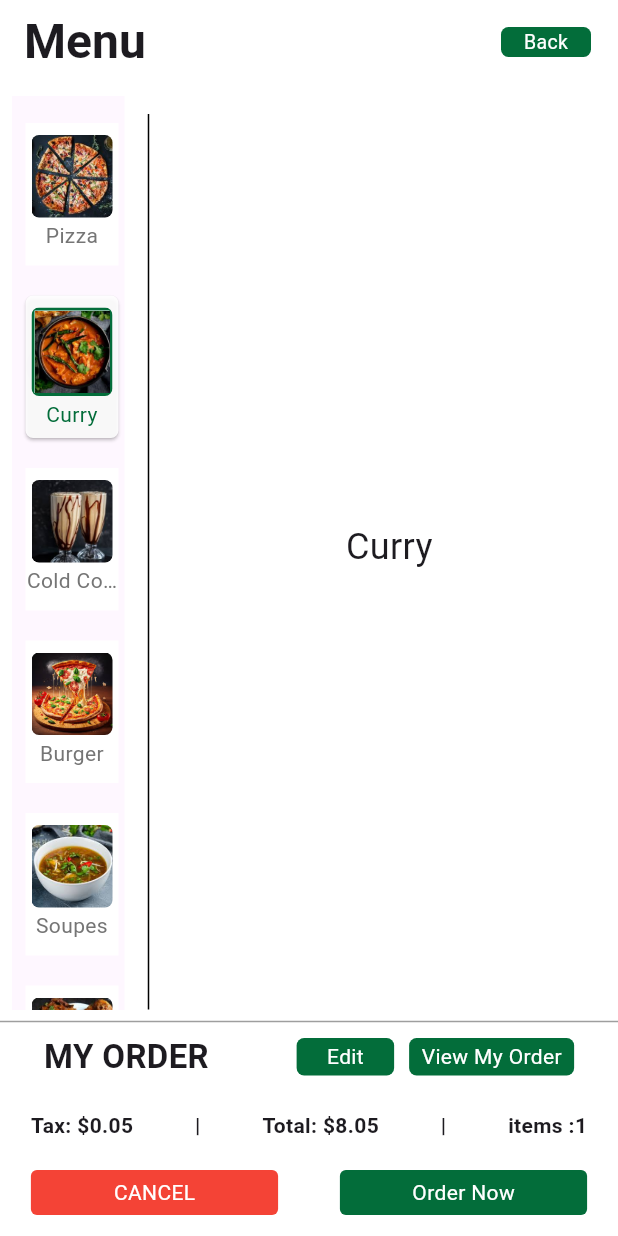
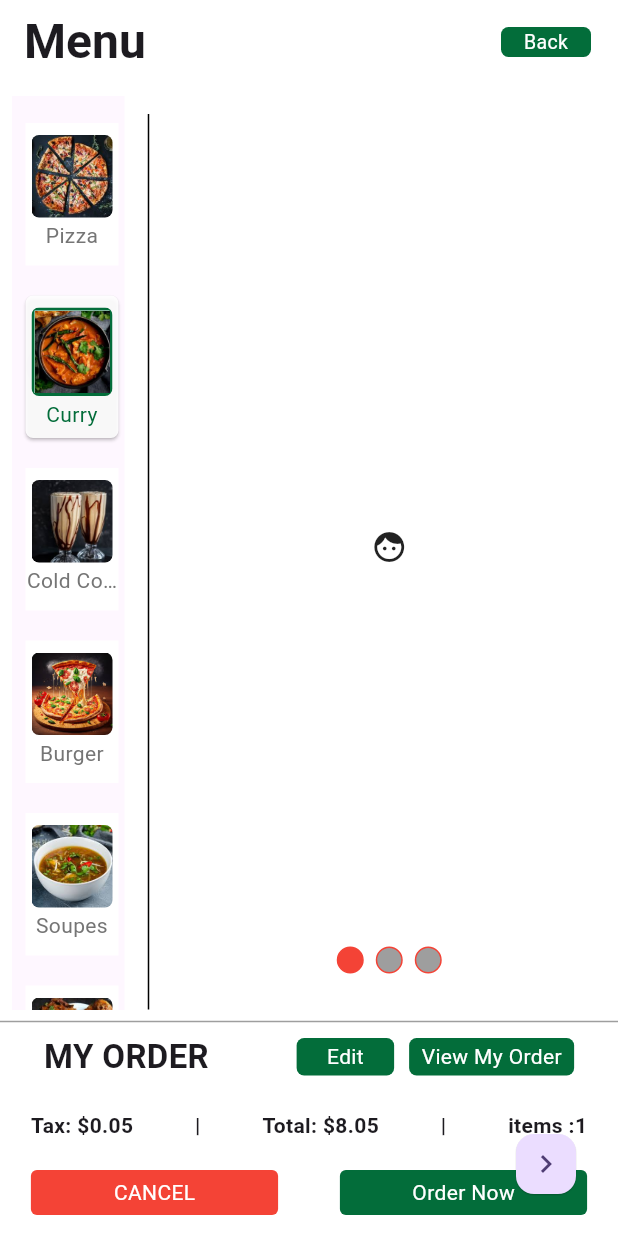
Before and after one commit to amitram108/app2food, a Flutter app: the screen it shows after launch, after a tap on "Curry", on a phone screen of 412 x 824 dp. Run offline on Flutter 3.47's test engine with Material 3 defaults, Android fonts, the phone set to English and light mode, and no system bars.

Commit message:
Add TabeSelecter

```diff
--- a/lib/main.dart
+++ b/lib/main.dart
@@ -34,8 +34,17 @@ class MyHomePage extends StatefulWidget {
   State<MyHomePage> createState() => _MyHomePageState();
 }
 
-class _MyHomePageState extends State<MyHomePage> {
+class _MyHomePageState extends State<MyHomePage>
+    with SingleTickerProviderStateMixin {
   int selectedIndex = 0;
+  List<Widget> listWidget = [
+    const Icon(Icons.face),
+    const Icon(Icons.abc),
+    const Icon(Icons.favorite),
+  ];
+  int index = 0;
+
+  TabController? tabController;
 
   List<String> priceTag = [
     '\$5.00',
@@ -71,6 +80,22 @@ class _MyHomePageState extends State<MyHomePage> {
     'Angel Hair Pasta Served with Earn,Vermont Goat Cheese',
     'Angel Hair Pasta Served with Earn,Vermont Goat Cheese',
   ];
+
+  @override
+  void initState() {
+    super.initState();
+    tabController = TabController(
+      initialIndex: index,
+      length: listWidget.length,
+      vsync: this,
+    );
+  }
+
+  @override
+  void dispose() {
+    super.dispose();
+    tabController?.dispose();
+  }
 
   @override
   Widget build(BuildContext context) {
@@ -498,11 +523,12 @@ class _MyHomePageState extends State<MyHomePage> {
                   );
                 }),
                 const Padding(
-                    padding: EdgeInsets.only(top: 20.0),
-                    child: VerticalDivider(
-                        thickness: 1.0,
-                        color: Colors.black,
-                      ),),
+                  padding: EdgeInsets.only(top: 20.0),
+                  child: VerticalDivider(
+                    thickness: 1.0,
+                    color: Colors.black,
+                  ),
+                ),
                 Expanded(
                     child: IndexedStack(
                   index: selectedIndex,
@@ -564,9 +590,22 @@ class _MyHomePageState extends State<MyHomePage> {
                       ],
                     ),
                     Center(
-                        child: Text(
-                      'Curry',
-                      style: context.fontEx,
+                        child: Stack(
+                      alignment: Alignment.center,
+                      children: [
+                        TabBarView(
+                          controller: tabController,
+                          children: listWidget,
+                        ),
+                        Positioned(
+                            bottom: 20.0,
+                            child: TabPageSelector(
+                              indicatorSize: 18.0,
+                              controller: tabController,
+                              color: Colors.black38,
+                              selectedColor: Colors.red,
+                            )),
+                      ],
                     )),
                     Center(
                         child: Text(
@@ -693,6 +732,18 @@ class _MyHomePageState extends State<MyHomePage> {
           )
         ],
       ),
+      floatingActionButton: ButtonBar(
+        children: [
+          FloatingActionButton.small(
+            onPressed: () {
+              (index != listWidget.length - 1) ? index++ : index = 0;
+              tabController?.animateTo(index);
+            },
+            elevation: 0.4,
+            child: const Icon(Icons.navigate_next),
+          ),
+        ],
+      ),
     );
   }
 }
```
